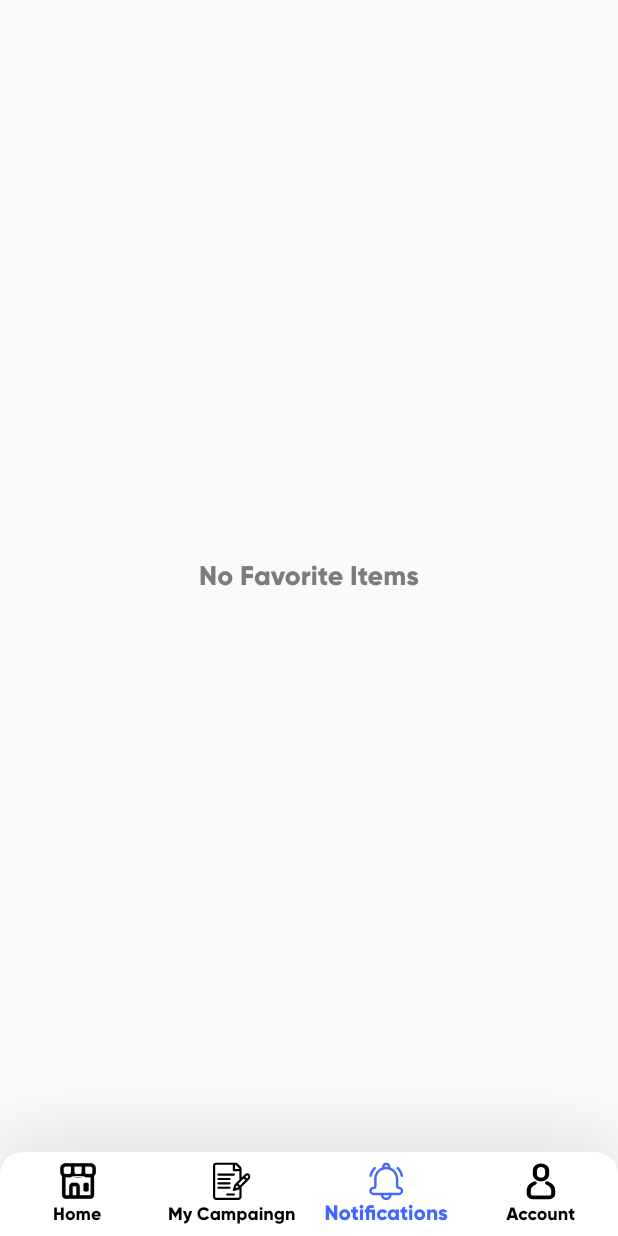
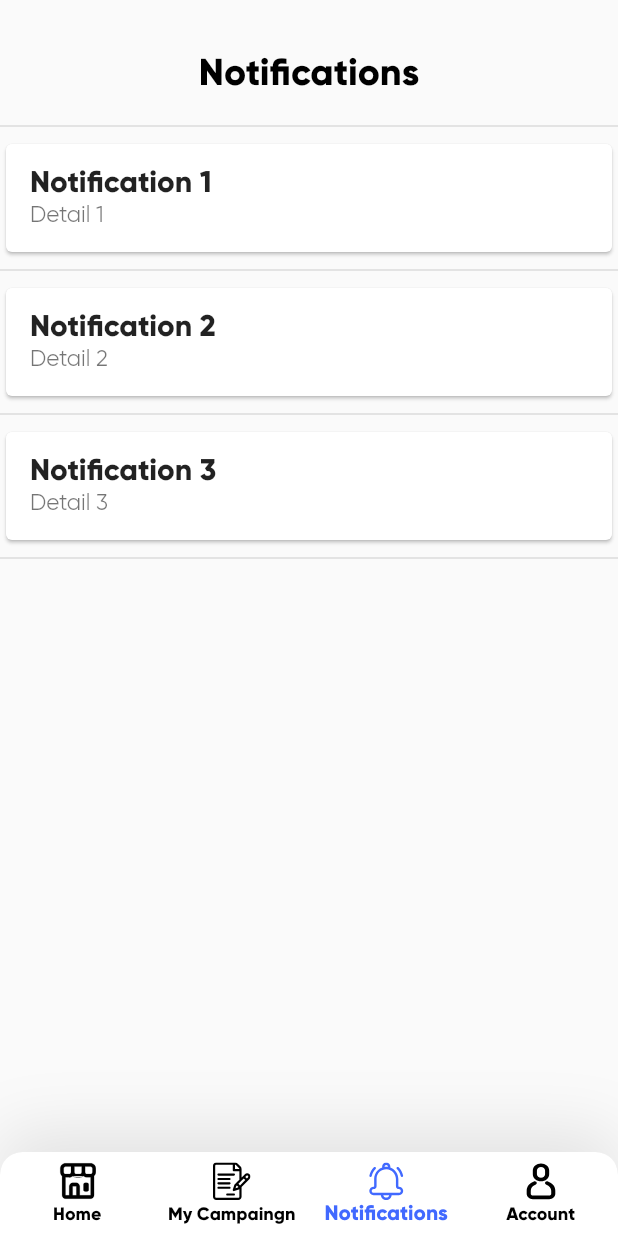
Before and after one commit to tranduc01/hire-a-shelf, a Flutter app: the DashboardScreen screen opened directly, item 3 of the bottom bar chosen, on a phone screen of 412 x 824 dp. Run offline on Flutter 3.47's test engine with Material 2 defaults, Android fonts, the phone set to English and light mode, and no system bars; our stand-ins replace firebase_core, flutter_image_slideshow, flutter_svg; accounts and stored records are empty.

Commit message:
noti and account

```diff
--- a/lib/screens/account/account_screen.dart
+++ b/lib/screens/account/account_screen.dart
@@ -22,12 +22,12 @@ class AccountScreen extends StatelessWidget {
                 leading:
                     SizedBox(width: 65, height: 65, child: getImageHeader()),
                 title: AppText(
-                  text: "Mohammed Hashim",
+                  text: "User's Name",
                   fontSize: 18,
                   fontWeight: FontWeight.bold,
                 ),
                 subtitle: AppText(
-                  text: "github.com/mohammedhashim44",
+                  text: "User's Email",
                   color: Color(0xff7C7C7C),
                   fontWeight: FontWeight.normal,
                   fontSize: 16,
--- a/lib/screens/dashboard/navigator_item.dart
+++ b/lib/screens/dashboard/navigator_item.dart
@@ -3,7 +3,7 @@ import 'package:grocery_app/screens/account/account_screen.dart';
 import 'package:grocery_app/screens/explore_screen.dart';
 import 'package:grocery_app/screens/home/home_screen.dart';
 
-import '../favourite_screen.dart';
+import '../notifications/notification_screen.dart';
 
 class NavigatorItem {
   final String label;
@@ -19,6 +19,6 @@ List<NavigatorItem> navigatorItems = [
   NavigatorItem(
       "My Campaingn", "assets/icons/explore_icon.svg", 1, ExploreScreen()),
   NavigatorItem("Notifications", "assets/icons/notification_icon.svg", 2,
-      FavouriteScreen()),
+      NotificationScreen()),
   NavigatorItem("Account", "assets/icons/account_icon.svg", 3, AccountScreen()),
 ];
--- a/lib/screens/favourite_screen.dart
+++ /dev/null
@@ -1,17 +0,0 @@
-import 'package:flutter/cupertino.dart';
-import 'package:grocery_app/common_widgets/app_text.dart';
-
-class FavouriteScreen extends StatelessWidget {
-  @override
-  Widget build(BuildContext context) {
-    return Container(
-      child: Center(
-        child: AppText(
-          text: "No Favorite Items",
-          fontWeight: FontWeight.w600,
-          color: Color(0xFF7C7C7C),
-        ),
-      ),
-    );
-  }
-}
--- /dev/null
+++ b/lib/screens/notifications/notificationItem.dart
@@ -0,0 +1,12 @@
+class NotificationItem {
+  final String title;
+  final String detail;
+
+  NotificationItem(this.title, this.detail);
+}
+
+List<NotificationItem> notiItem = [
+  NotificationItem("Notification 1", "Detail 1"),
+  NotificationItem("Notification 2", "Detail 2"),
+  NotificationItem("Notification 3", "Detail 3"),
+];
--- /dev/null
+++ b/lib/screens/notifications/notification_screen.dart
@@ -0,0 +1,72 @@
+//import 'package:flutter/cupertino.dart';
+import 'package:flutter/material.dart';
+import 'package:grocery_app/common_widgets/app_text.dart';
+import 'package:grocery_app/helpers/column_with_seprator.dart';
+import 'package:grocery_app/screens/notifications/notificationItem.dart';
+
+class NotificationScreen extends StatelessWidget {
+  @override
+  Widget build(BuildContext context) {
+    return SafeArea(
+      child: Container(
+        height: 500,
+          child : Column(
+            children: [
+              SizedBox(
+                height: 20,
+              ),
+              ListTile(
+                title: AppText(
+                  text: "Notifications",
+                  fontSize: 25,
+                  fontWeight: FontWeight.bold,
+                  textAlign: TextAlign.center,
+                ),
+              ),
+              // Text(
+              //   'No Notifications',
+              //   style: const TextStyle(fontWeight: FontWeight.w600,color: Color(0xFF7C7C7C)),
+              //   textAlign: TextAlign.center,
+              SingleChildScrollView(
+              child : Column(
+                children: getChildrenWithSeperator(
+                  widgets: notiItem.map((e) {
+                    return getNotificationItemWidget(e);
+                  }).toList(),
+                  seperator: Divider(
+                    thickness: 1,
+                    ),
+                  ),
+                ),
+              ),
+            ],
+          ),
+        ),
+      );
+  }
+}
+
+Widget getNotificationItemWidget(NotificationItem notiItem) {
+  return Container(
+      margin: EdgeInsets.symmetric(),
+      padding: EdgeInsets.symmetric(),
+      child : Row(
+        children: [
+          Expanded(
+          child :Card(
+            child : ListTile(
+                title: Text(
+                  notiItem.title,
+                  style: TextStyle(fontSize: 20, fontWeight: FontWeight.bold),
+                ),
+                subtitle: Text(
+                  notiItem.detail,
+                  style:  TextStyle(fontSize: 15),
+                  ),
+                ),
+              ),
+            ),
+        ],
+      ),
+    );
+  }
```
Also changed, not shown: lib/screens/account/account_item.dart (+0 -7 lines), lib/screens/product_details/product_details_screen.dart (+16 -2 lines), 1 other file.
